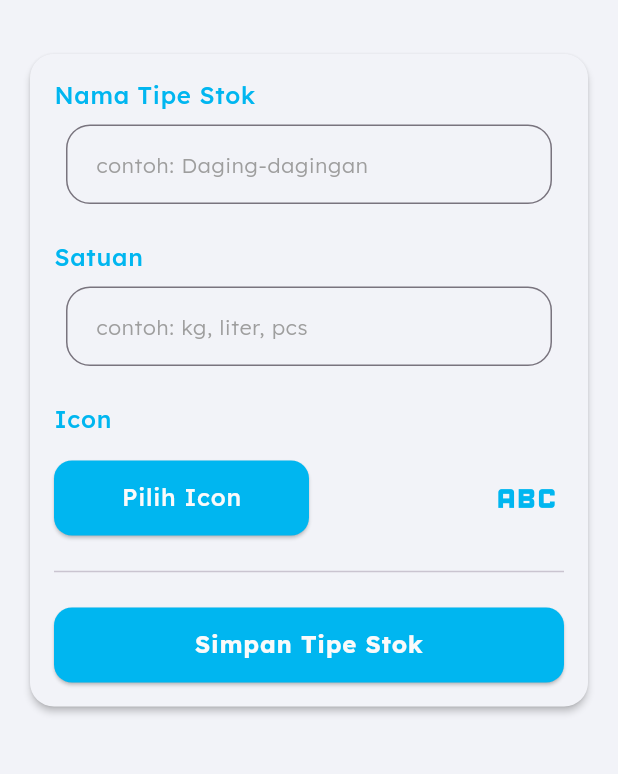
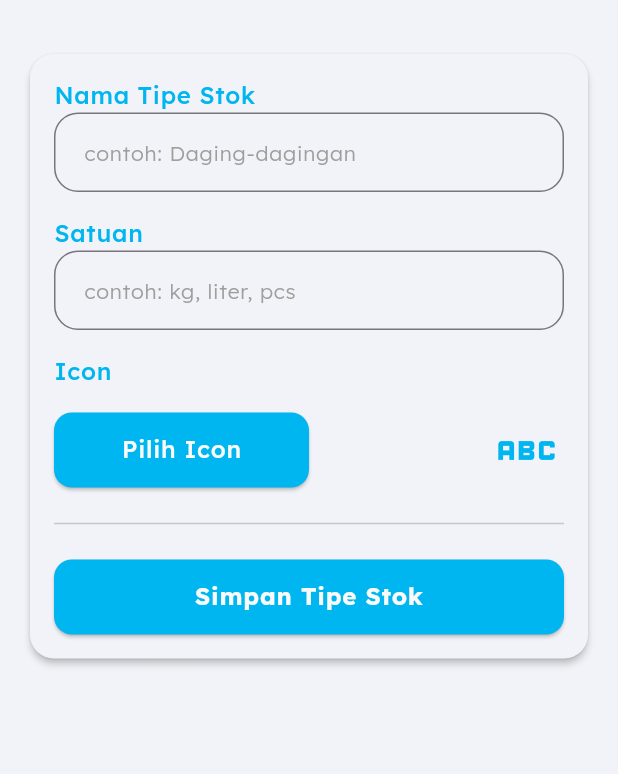
Before and after one commit to insanansharyrasul/the_djenggot, a Flutter app: the AddEditStockScreen screen opened by its route, after a tap on "Buat Kategori Stok", on a phone screen of 412 x 824 dp, the part 60-834 px from its top. Run offline on Flutter 3.47's test engine with Material 3 defaults, Android fonts, the phone set to English and light mode, and no system bars; our stand-ins replace equatable, flutter_bloc, flutter_speed_dial, go_router, iconsax, image_picker and 1 more; accounts and stored records are empty.

Commit message:
feat: Refactor dropdown components and input fields for better styling; implement reusable dropdownCategoryDecoration function. Also managed

```diff
--- a/lib/screens/stock/add_edit_stock_screen.dart
+++ b/lib/screens/stock/add_edit_stock_screen.dart
@@ -10,7 +10,9 @@ import 'package:the_djenggot/bloc/type/stock_type/stock_type_state.dart';
 import 'package:the_djenggot/models/stock.dart';
 import 'package:the_djenggot/models/type/stock_type.dart';
 import 'package:the_djenggot/utils/theme/app_theme.dart';
+import 'package:the_djenggot/utils/theme/text_style.dart';
 import 'package:the_djenggot/widgets/dialogs/app_dialog.dart';
+import 'package:the_djenggot/widgets/dropdown_category.dart';
 import 'package:the_djenggot/widgets/icon_picker.dart';
 import 'package:the_djenggot/widgets/input_field.dart';
 import 'package:go_router/go_router.dart';
@@ -271,20 +273,15 @@ class _AddEditStockScreenState extends State<AddEditStockScreen> {
 
                           return Column(
                             children: [
-                              Container(
-                                decoration: BoxDecoration(
-                                  color: Colors.white,
-                                  borderRadius: BorderRadius.circular(12),
-                                  border: Border.all(color: Colors.grey.shade300),
+                              DropdownButtonFormField<StockType>(
+                                value: selectedStockType,
+                                decoration: dropdownCategoryDecoration(
+                                  prefixIcon: Iconsax.category,
                                 ),
-                                child: DropdownButtonFormField<StockType>(
-                                  value: selectedStockType,
-                                  decoration: InputDecoration(
-                                      prefixIcon: const Icon(Iconsax.category),
-                                      border: InputBorder.none,
-                                      hintText: "Pilih Kategori Stok",
-                                      hintStyle: TextStyle(color: Colors.grey.shade500),
-                                      contentPadding: const EdgeInsets.symmetric(vertical: 16)),
+                                hint: Text(
+                                  "Pilih Kategori Stok",
+                                  style: createBlackThinTextStyle(14),
+                                ),
                                 items: stockTypes.map((type) {
                                   return DropdownMenuItem<StockType>(
                                     value: type,
@@ -311,7 +308,6 @@ class _AddEditStockScreenState extends State<AddEditStockScreen> {
                                 dropdownColor: Colors.white,
                                 borderRadius: BorderRadius.circular(12),
                                 icon: const Icon(Iconsax.arrow_down_1),
-                                ),
                               ),
                               const SizedBox(height: 8),
                               Align(
--- a/lib/widgets/input_field.dart
+++ b/lib/widgets/input_field.dart
@@ -25,9 +25,7 @@ class InputField extends StatelessWidget {
 
   @override
   Widget build(BuildContext context) {
-    return Padding(
-      padding: const EdgeInsets.all(8.0),
-      child: TextFormField(
+    return TextFormField(
       controller: controller,
       inputFormatters: [
         if (enableCommaSeparator!) ...[
@@ -69,7 +67,6 @@ class InputField extends StatelessWidget {
       keyboardType: keyboardType,
       validator: validator,
       onChanged: onChanged,
-      ),
     );
   }
 }
```
Also changed, not shown: lib/screens/menu/add_edit_menu_screen.dart (+11 -17 lines), lib/screens/transaction/add_transaction_screen.dart (+35 -43 lines), lib/widgets/dropdown_category.dart (added, +32 -0 lines). Lines whose indentation alone changed are shown as unchanged.
